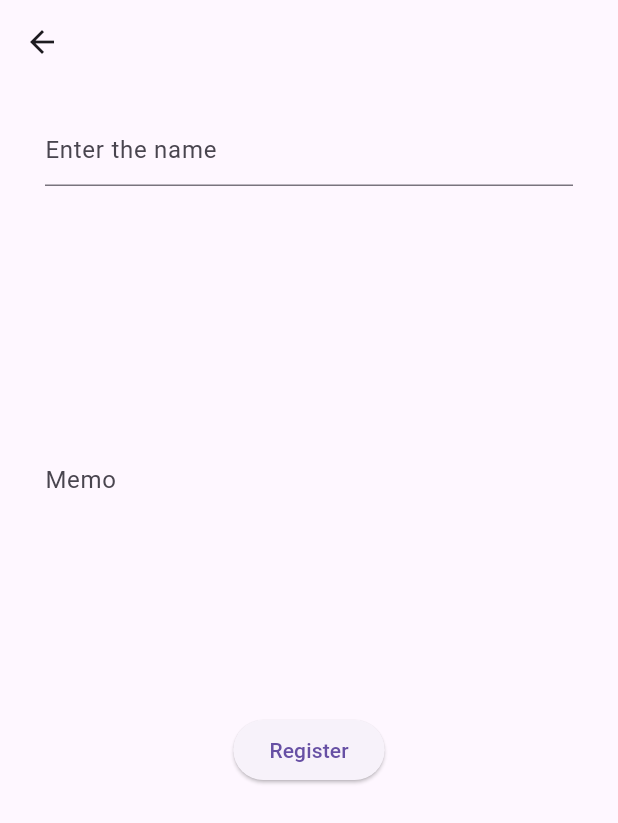
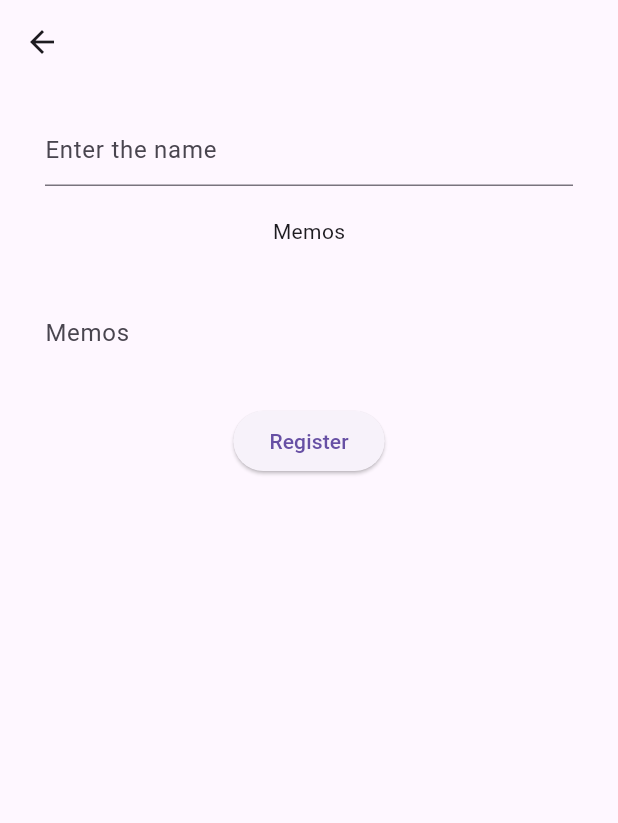
Before and after one commit to kikeda1102/Hitomemo2, a Flutter app: the RegisterProfilePage screen opened directly with empty values, on a phone screen of 412 x 824 dp. Shown: the top 823 px of the screen. Run offline on Flutter 3.47's test engine with Material 2 defaults, Android fonts, the phone set to English and light mode, and no system bars; our stand-ins replace isar; accounts and stored records are empty; generated files the repository leaves out were written again.

Commit message:
memosをlistに変更

```diff
--- a/lib/components/profile_search_delegate.dart
+++ b/lib/components/profile_search_delegate.dart
@@ -47,8 +47,7 @@ class ProfileSearchDelegate extends SearchDelegate<Profile> {
           context,
           Profile(
             name: '',
-            memo: '',
-            personalTags: [],
+            memos: [],
           )),
     );
   }
@@ -65,9 +64,8 @@ class ProfileSearchDelegate extends SearchDelegate<Profile> {
             final results = snapshot.data!
                 .where((profile) =>
                     profile.name.toLowerCase().contains(query.toLowerCase()) ||
-                    profile.personalTags.any((tag) =>
-                        tag.toLowerCase().contains(query.toLowerCase())) ||
-                    profile.memo.toLowerCase().contains(query.toLowerCase()))
+                    profile.memos.any((memo) =>
+                        memo.toLowerCase().contains(query.toLowerCase())))
                 .toList();
             return ListView.separated(
               separatorBuilder: (BuildContext context, int index) =>
@@ -80,19 +78,19 @@ class ProfileSearchDelegate extends SearchDelegate<Profile> {
                 final profile = results[index];
                 return ListTile(
                   title: Text(profile.name),
-                  trailing: Text(profile.memo),
+                  trailing: Text(profile.memos.join(' ')),
                   // タグ
                   subtitle: Column(
                     crossAxisAlignment: CrossAxisAlignment.start,
                     children: [
-                      if (profile.personalTags.isNotEmpty)
+                      if (profile.memos.isNotEmpty)
                         Wrap(
                           spacing: 4,
                           runSpacing: -12,
-                          children: profile.personalTags
-                              .map((tag) => Chip(
+                          children: profile.memos
+                              .map((memo) => Chip(
                                     label: Text(
-                                      tag,
+                                      memo,
                                       style: const TextStyle(fontSize: 12),
                                     ),
                                   ))
@@ -135,9 +133,8 @@ class ProfileSearchDelegate extends SearchDelegate<Profile> {
             final results = snapshot.data!
                 .where((profile) =>
                     profile.name.toLowerCase().contains(query.toLowerCase()) ||
-                    profile.personalTags.any((tag) =>
-                        tag.toLowerCase().contains(query.toLowerCase())) ||
-                    profile.memo.toLowerCase().contains(query.toLowerCase()))
+                    profile.memos.any((memo) =>
+                        memo.toLowerCase().contains(query.toLowerCase())))
                 .toList();
             return ListView.separated(
               separatorBuilder: (BuildContext context, int index) =>
@@ -150,19 +147,19 @@ class ProfileSearchDelegate extends SearchDelegate<Profile> {
                 final profile = results[index];
                 return ListTile(
                   title: Text(profile.name),
-                  trailing: Text(profile.memo),
+                  trailing: Text(profile.memos.join(' ')),
                   // タグ
                   subtitle: Column(
                     crossAxisAlignment: CrossAxisAlignment.start,
                     children: [
-                      if (profile.personalTags.isNotEmpty)
+                      if (profile.memos.isNotEmpty)
                         Wrap(
                           spacing: 4,
                           runSpacing: -12,
-                          children: profile.personalTags
-                              .map((tag) => Chip(
+                          children: profile.memos
+                              .map((memo) => Chip(
                                     label: Text(
-                                      tag,
+                                      memo,
                                       style: const TextStyle(fontSize: 12),
                                     ),
                                   ))
--- a/lib/models/profile.dart
+++ b/lib/models/profile.dart
@@ -10,9 +10,8 @@ class Profile {
   DateTime created;
   DateTime? updated;
   String name;
-  List<byte>? imageBytes;
-  List<String> personalTags;
-  String memo; // TODO: 長文メモではなく、箇条書き風に再設計
+  List<byte>? imageBytes; // 画像
+  List<String> memos; //箇条書きのメモ
 
   // コンストラクタ
   Profile({
@@ -21,30 +20,27 @@ class Profile {
     this.updated,
     required this.name,
     this.imageBytes,
-    required this.personalTags,
-    required this.memo,
+    required this.memos,
   }) : created = DateTime.now();
 
   // copyWithメソッドを定義
   Profile copyWith({
-    int? id,
-    int? order,
+    int? newId,
+    int? newOrder,
     // DateTime? created,
-    DateTime? updated,
-    String? name,
-    List<int>? imageBytes,
-    List<String>? personalTags,
-    String? memo,
+    DateTime? newUpdated,
+    String? newName,
+    List<int>? newImageBytes,
+    List<String>? newMemos,
   }) {
     return Profile(
-      id: id ?? this.id,
-      order: order ?? this.order,
+      id: newId ?? id,
+      order: newOrder ?? order,
       // created: created ?? this.created,
-      updated: updated ?? this.updated,
-      name: name ?? this.name,
-      imageBytes: imageBytes ?? this.imageBytes,
-      personalTags: personalTags ?? this.personalTags,
-      memo: memo ?? this.memo,
+      updated: newUpdated ?? updated,
+      name: newName ?? name,
+      imageBytes: newImageBytes ?? imageBytes,
+      memos: newMemos ?? memos,
     );
   }
 }
--- a/lib/pages/home_page.dart
+++ b/lib/pages/home_page.dart
@@ -13,7 +13,7 @@ class HomePage extends StatelessWidget {
   // profilesのorderを現状順に更新する関数
   void refreshOrder(List<Profile> profiles, IsarService service) {
     for (int i = 0; i < profiles.length; i++) {
-      profiles[i] = profiles[i].copyWith(order: i);
+      profiles[i] = profiles[i].copyWith(newOrder: i);
       // 更新をDBに保存
       service.putProfile(profiles[i]);
     }
@@ -126,24 +126,25 @@ class HomePage extends StatelessWidget {
                           subtitle: Column(
                             crossAxisAlignment: CrossAxisAlignment.start,
                             children: [
+                              // memosをTextで表示
                               Text(
                                 // profile.order.toString(), // for debug
-                                profile.memo,
+                                profile.memos
+                                    .join('     '), // memosの要素を改行で結合して表示
                               ),
-                              if (profile.personalTags.isNotEmpty)
-                                Wrap(
-                                  spacing: 4,
-                                  runSpacing: -12,
-                                  children: profile.personalTags
-                                      .map((tag) => Chip(
-                                            label: Text(
-                                              tag,
-                                              style:
-                                                  const TextStyle(fontSize: 12),
-                                            ),
-                                          ))
-                                      .toList(),
-                                ),
+                              // memosをchipで表示
+                              // if (profile.memos.isNotEmpty)
+                              //   Wrap(
+                              //     spacing: 4,
+                              //     runSpacing: -12,
+                              //     children: profile.memos
+                              //         .map((memo) => Chip(
+                              //               label: Text(memo,
+                              //                   style: const TextStyle(
+                              //                       fontSize: 12)),
+                              //             ))
+                              //         .toList(),
+                              //   ),
                             ],
                           ),
 
--- a/lib/pages/register_profile_page.dart
+++ b/lib/pages/register_profile_page.dart
@@ -18,14 +18,13 @@ class _RegisterProfilePageState extends State<RegisterProfilePage> {
   Profile newProfile = Profile(
     name: '',
     imageBytes: null,
-    personalTags: List<String>.empty(growable: true),
-    memo: '',
+    memos: List<String>.empty(),
   );
   final _formKey = GlobalKey<FormState>(); // Validation用
   // 名前を入力するTextField
-  final _nameTextController = TextEditingController();
+  // final _nameTextController = TextEditingController();
   // メモを入力するTextField
-  final _memoTextController = TextEditingController();
+  // final _memoTextController = TextEditingController();
   // Stateの更新
   void updateProfile() {
     setState(() {});
@@ -50,7 +49,7 @@ class _RegisterProfilePageState extends State<RegisterProfilePage> {
                 Container(
                   padding: const EdgeInsets.only(left: 30.0, right: 30.0),
                   child: TextFormField(
-                    controller: _nameTextController,
+                    // controller: _nameTextController,
                     decoration: const InputDecoration(
                       // labelText: 'Name',
                       hintText: 'Enter the name',
@@ -71,26 +70,46 @@ class _RegisterProfilePageState extends State<RegisterProfilePage> {
 
                 const SizedBox(height: 20),
 
-                // TODO: 登録されたpersonal tagsを表示
+                // memosを表示
+                Container(
+                  padding: const EdgeInsets.only(left: 30, right: 30),
+                  child: Column(
+                    children: [
+                      const Text('Memos'),
+                      const SizedBox(height: 10),
+                      // memosを表示
+                      if (newProfile.memos.isNotEmpty)
+                        Wrap(
+                          spacing: 4,
+                          runSpacing: -12,
+                          children: newProfile.memos
+                              .map((memo) => Chip(
+                                    label: Text(
+                                      memo,
+                                      style: const TextStyle(fontSize: 12),
+                                    ),
+                                  ))
+                              .toList(),
+                        ),
+                    ],
+                  ),
+                ),
 
                 const SizedBox(height: 20),
 
-                // TODO: add tag component 仕様検討も
-
-                const SizedBox(height: 20),
-
-                // メモを入力するTextField
+                // memosを作成
                 Container(
                   padding: const EdgeInsets.only(left: 30, right: 30),
-                  child: TextField(
-                    onChanged: (text) {
-                      // メモが入力されるとnewProfileに反映
-                      newProfile.memo = text;
+                  child: TextFormField(
+                    onFieldSubmitted: (text) {
+                      // メモが入力されたとき、newProfileに反映
+                      newProfile.memos = [...newProfile.memos, text];
+                      setState(() {});
                     },
-                    controller: _memoTextController,
-                    maxLines: 10,
+                    // controller: _memoTextController,
+                    // maxLines: 10,
                     decoration: const InputDecoration(
-                      labelText: 'Memo',
+                      labelText: 'Memos',
                       border: InputBorder.none,
                     ),
                   ),
```
Also changed, not shown: lib/pages/profile_detail_page.dart (+24 -26 lines), lib/services/isar_service.dart (+14 -5 lines), lib/models/profile.g.dart, 1 other file.
